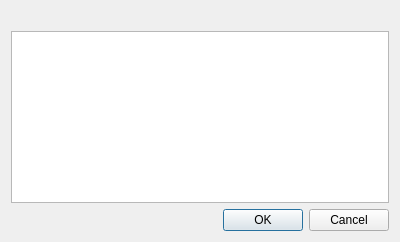
First picture: the form in client/src/ui/dialogs/ptz_presets_dialog.ui, repository networkoptix/nx_open, before the edit.
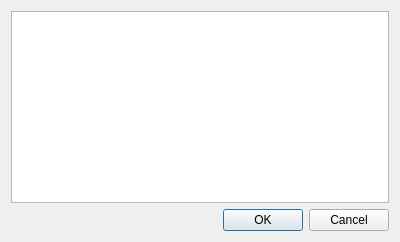
Second picture: the form after the edit.

Commit message:
Bug #2747: Improve dialog "PTZ Presets"
<==== Mercurial data ====>
Branch: master

Patch:
```diff
--- a/client/src/ui/dialogs/ptz_presets_dialog.ui
+++ b/client/src/ui/dialogs/ptz_presets_dialog.ui
@@ -14,13 +14,6 @@
    <string>PTZ Presets</string>
   </property>
   <layout class="QVBoxLayout" name="verticalLayout">
-   <item>
-    <widget class="QLabel" name="topLabel">
-     <property name="text">
-      <string/>
-     </property>
-    </widget>
-   </item>
    <item>
     <widget class="QTreeView" name="treeView">
      <property name="focusPolicy">
```
The commit also changes 1 other file.
